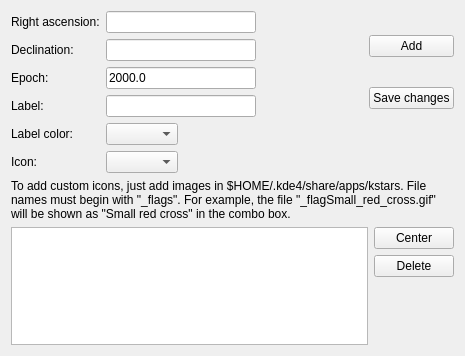
This is kstars/tools/flagmanager.ui in KDE/kstars as Qt 5 draws it before an edit. The edited form follows.
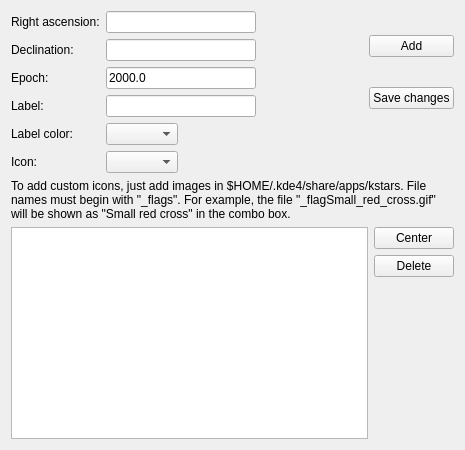
This is the edited form. Custom widgets are drawn as their Qt base class.

Commit message: Fixed resizing for FlagManager UI.

Patch:
```diff
--- a/kstars/tools/flagmanager.ui
+++ b/kstars/tools/flagmanager.ui
@@ -7,13 +7,13 @@
     <x>0</x>
     <y>0</y>
     <width>465</width>
-    <height>356</height>
+    <height>450</height>
    </rect>
   </property>
   <property name="minimumSize">
    <size>
     <width>465</width>
-    <height>356</height>
+    <height>450</height>
    </size>
   </property>
   <layout class="QGridLayout" name="gridLayout">
```
